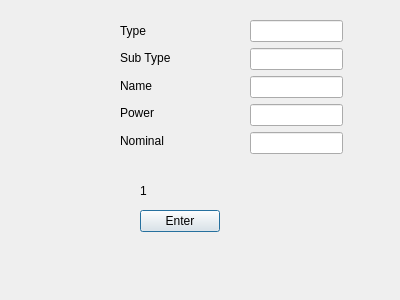
The window that qt_lesson_1/Creater/createelementdialog.ui (AliakseiKlmuk/MD35-25) describes before a commit, drawn with Qt 5.
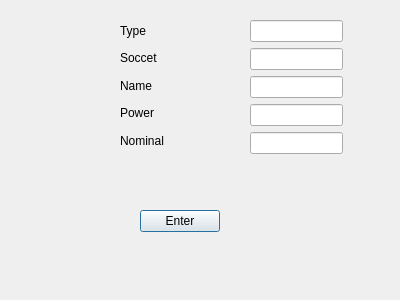
The same window after the commit.

```diff
--- a/qt_lesson_1/Creater/createelementdialog.ui
+++ b/qt_lesson_1/Creater/createelementdialog.ui
@@ -53,20 +53,7 @@
     </item>
    </layout>
   </widget>
-  <widget class="QLabel" name="statusLabel">
-   <property name="geometry">
-    <rect>
-     <x>140</x>
-     <y>180</y>
-     <width>221</width>
-     <height>21</height>
-    </rect>
-   </property>
-   <property name="text">
-    <string>1</string>
-   </property>
-  </widget>
-  <widget class="QWidget" name="">
+  <widget class="QWidget" name="layoutWidget">
    <property name="geometry">
     <rect>
      <x>120</x>
@@ -86,7 +73,7 @@
     <item>
      <widget class="QLabel" name="label_2">
       <property name="text">
-       <string>Sub Type</string>
+       <string>Soccet</string>
       </property>
      </widget>
     </item>
```
Left out of the diff: 2 changed lines with no effect on the pictures.
